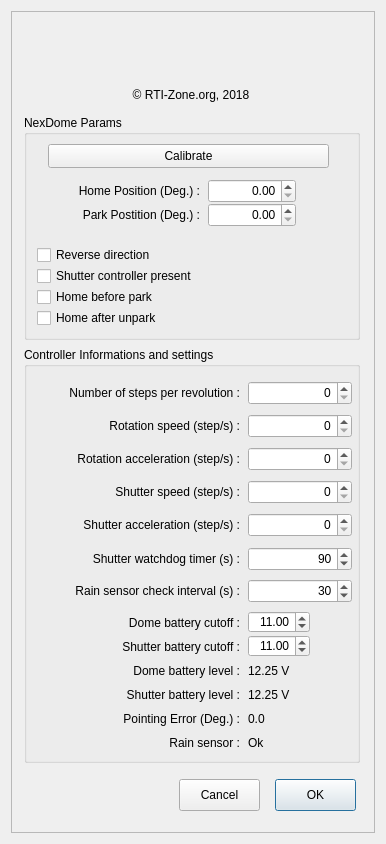
rpineau/NexDome, file NexDome.ui: the form before one commit.
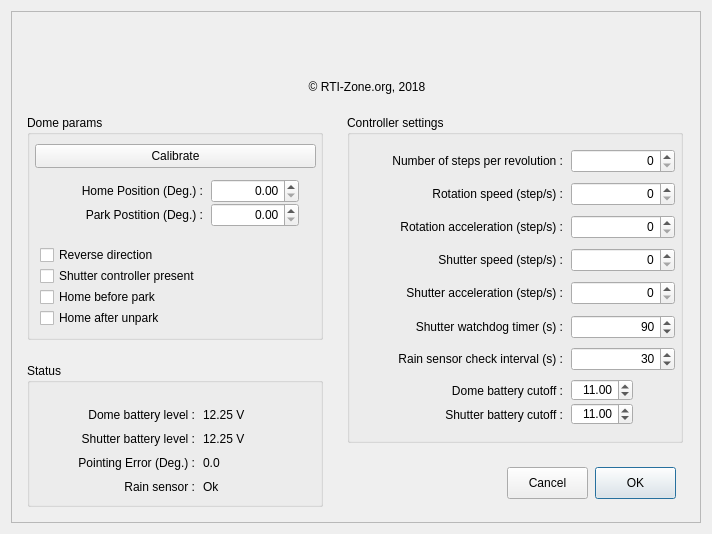
The form after the commit. Icons and pictures are not drawn. Custom widgets are drawn as their Qt base class.

Commit message: Reqork the ui for smaller screen

What changed in the file:
```diff
--- a/NexDome.ui
+++ b/NexDome.ui
@@ -6,20 +6,20 @@
    <rect>
     <x>0</x>
     <y>0</y>
-    <width>386</width>
-    <height>844</height>
+    <width>712</width>
+    <height>534</height>
    </rect>
   </property>
   <property name="minimumSize">
    <size>
-    <width>386</width>
-    <height>844</height>
+    <width>712</width>
+    <height>534</height>
    </size>
   </property>
   <property name="maximumSize">
    <size>
-    <width>386</width>
-    <height>844</height>
+    <width>712</width>
+    <height>534</height>
    </size>
   </property>
   <property name="windowTitle">
@@ -33,8 +33,8 @@
      </property>
      <property name="minimumSize">
       <size>
-       <width>362</width>
-       <height>524</height>
+       <width>0</width>
+       <height>0</height>
       </size>
      </property>
      <property name="maximumSize">
@@ -55,14 +55,14 @@
      <widget class="QGroupBox" name="MaxDomeIIParams">
       <property name="geometry">
        <rect>
-        <x>13</x>
+        <x>16</x>
         <y>104</y>
-        <width>336</width>
+        <width>296</width>
         <height>225</height>
        </rect>
       </property>
       <property name="title">
-       <string>NexDome Params</string>
+       <string>Dome params</string>
       </property>
       <widget class="QCheckBox" name="homeOnUnpark">
        <property name="geometry">
@@ -80,7 +80,7 @@
       <widget class="QPushButton" name="pushButton">
        <property name="geometry">
         <rect>
-         <x>24</x>
+         <x>8</x>
          <y>29</y>
          <width>281</width>
          <height>24</height>
@@ -197,14 +197,14 @@
      <widget class="QGroupBox" name="groupBox">
       <property name="geometry">
        <rect>
-        <x>13</x>
-        <y>336</y>
+        <x>336</x>
+        <y>104</y>
         <width>336</width>
-        <height>416</height>
+        <height>328</height>
        </rect>
       </property>
       <property name="title">
-       <string>Controller Informations and settings</string>
+       <string>Controller settings</string>
       </property>
       <widget class="QLabel" name="label_13">
        <property name="geometry">
@@ -270,35 +270,6 @@
         <double>11.000000000000000</double>
        </property>
       </widget>
-      <widget class="QLabel" name="shutterBatteryLevel">
-       <property name="geometry">
-        <rect>
-         <x>224</x>
-         <y>336</y>
-         <width>56</width>
-         <height>24</height>
-        </rect>
-       </property>
-       <property name="text">
-        <string>12.25 V</string>
-       </property>
-      </widget>
-      <widget class="QLabel" name="label_5">
-       <property name="geometry">
-        <rect>
-         <x>72</x>
-         <y>336</y>
-         <width>144</width>
-         <height>24</height>
-        </rect>
-       </property>
-       <property name="text">
-        <string>Shutter battery level :</string>
-       </property>
-       <property name="alignment">
-        <set>Qt::AlignRight|Qt::AlignTrailing|Qt::AlignVCenter</set>
-       </property>
-      </widget>
       <widget class="QLabel" name="label_9">
        <property name="geometry">
         <rect>
@@ -395,64 +366,6 @@
         <number>999999999</number>
        </property>
       </widget>
-      <widget class="QLabel" name="label_8">
-       <property name="geometry">
-        <rect>
-         <x>128</x>
-         <y>384</y>
-         <width>88</width>
-         <height>24</height>
-        </rect>
-       </property>
-       <property name="text">
-        <string>Rain sensor :</string>
-       </property>
-       <property name="alignment">
-        <set>Qt::AlignRight|Qt::AlignTrailing|Qt::AlignVCenter</set>
-       </property>
-      </widget>
-      <widget class="QLabel" name="rainStatus">
-       <property name="geometry">
-        <rect>
-         <x>224</x>
-         <y>384</y>
-         <width>96</width>
-         <height>24</height>
-        </rect>
-       </property>
-       <property name="text">
-        <string>Ok</string>
-       </property>
-      </widget>
-      <widget class="QLabel" name="label_6">
-       <property name="geometry">
-        <rect>
-         <x>64</x>
-         <y>360</y>
-         <width>152</width>
-         <height>24</height>
-        </rect>
-       </property>
-       <property name="text">
-        <string>Pointing Error (Deg.) :</string>
-       </property>
-       <property name="alignment">
-        <set>Qt::AlignRight|Qt::AlignTrailing|Qt::AlignVCenter</set>
-       </property>
-      </widget>
-      <widget class="QLabel" name="domePointingError">
-       <property name="geometry">
-        <rect>
-         <x>224</x>
-         <y>360</y>
-         <width>48</width>
-         <height>24</height>
-        </rect>
-       </property>
-       <property name="text">
-        <string>0.0</string>
-       </property>
-      </widget>
       <widget class="QSpinBox" name="shutterAcceleration">
        <property name="geometry">
         <rect>
@@ -485,38 +398,6 @@
         <set>Qt::AlignRight|Qt::AlignTrailing|Qt::AlignVCenter</set>
        </property>
       </widget>
-      <widget class="QLabel" name="label_7">
-       <property name="geometry">
-        <rect>
-         <x>80</x>
-         <y>312</y>
-         <width>136</width>
-         <height>24</height>
-        </rect>
-       </property>
-       <property name="text">
-        <string>Dome battery level :</string>
-       </property>
-       <property name="alignment">
-        <set>Qt::AlignRight|Qt::AlignTrailing|Qt::AlignVCenter</set>
-       </property>
-      </widget>
-      <widget class="QLabel" name="domeBatteryLevel">
-       <property name="geometry">
-        <rect>
-         <x>224</x>
-         <y>312</y>
-         <width>56</width>
-         <height>24</height>
-        </rect>
-       </property>
-       <property name="text">
-        <string>12.25 V</string>
-       </property>
-       <property name="alignment">
-        <set>Qt::AlignLeading|Qt::AlignLeft|Qt::AlignVCenter</set>
-       </property>
-      </widget>
       <widget class="QLabel" name="label_11">
        <property name="geometry">
         <rect>
@@ -629,8 +510,8 @@
      <widget class="QLabel" name="label_logo">
       <property name="geometry">
        <rect>
-        <x>96</x>
-        <y>8</y>
+        <x>272</x>
+        <y>0</y>
         <width>168</width>
         <height>64</height>
        </rect>
@@ -651,10 +532,10 @@
      <widget class="QLabel" name="label_4">
       <property name="geometry">
        <rect>
-        <x>96</x>
+        <x>272</x>
         <y>64</y>
         <width>168</width>
-        <height>40</height>
+        <height>24</height>
        </rect>
       </property>
       <property name="text">
@@ -667,8 +548,8 @@
      <widget class="QPushButton" name="pushButtonCancel">
       <property name="geometry">
        <rect>
-        <x>168</x>
-        <y>768</y>
+        <x>496</x>
+        <y>456</y>
         <width>81</width>
         <height>32</height>
        </rect>
@@ -680,8 +561,8 @@
      <widget class="QPushButton" name="pushButtonOK">
       <property name="geometry">
        <rect>
-        <x>264</x>
-        <y>768</y>
+        <x>584</x>
+        <y>456</y>
         <width>81</width>
         <height>32</height>
        </rect>
@@ -693,6 +574,138 @@
        <bool>true</bool>
       </property>
      </widget>
+     <widget class="QGroupBox" name="groupBox_2">
+      <property name="geometry">
+       <rect>
+        <x>16</x>
+        <y>352</y>
+        <width>296</width>
+        <height>144</height>
+       </rect>
+      </property>
+      <property name="title">
+       <string>Status</string>
+      </property>
+      <widget class="QLabel" name="rainStatus">
+       <property name="geometry">
+        <rect>
+         <x>176</x>
+         <y>112</y>
+         <width>96</width>
+         <height>24</height>
+        </rect>
+       </property>
+       <property name="text">
+        <string>Ok</string>
+       </property>
+      </widget>
+      <widget class="QLabel" name="label_7">
+       <property name="geometry">
+        <rect>
+         <x>32</x>
+         <y>40</y>
+         <width>136</width>
+         <height>24</height>
+        </rect>
+       </property>
+       <property name="text">
+        <string>Dome battery level :</string>
+       </property>
+       <property name="alignment">
+        <set>Qt::AlignRight|Qt::AlignTrailing|Qt::AlignVCenter</set>
+       </property>
+      </widget>
+      <widget class="QLabel" name="shutterBatteryLevel">
+       <property name="geometry">
+        <rect>
+         <x>176</x>
+         <y>64</y>
+         <width>56</width>
+         <height>24</height>
+        </rect>
+       </property>
+       <property name="text">
+        <string>12.25 V</string>
+       </property>
+      </widget>
+      <widget class="QLabel" name="domePointingError">
+       <property name="geometry">
+        <rect>
+         <x>176</x>
+         <y>88</y>
+         <width>48</width>
+         <height>24</height>
+        </rect>
+       </property>
+       <property name="text">
+        <string>0.0</string>
+       </property>
+      </widget>
+      <widget class="QLabel" name="label_8">
+       <property name="geometry">
+        <rect>
+         <x>80</x>
+         <y>112</y>
+         <width>88</width>
+         <height>24</height>
+        </rect>
+       </property>
+       <property name="text">
+        <string>Rain sensor :</string>
+       </property>
+       <property name="alignment">
+        <set>Qt::AlignRight|Qt::AlignTrailing|Qt::AlignVCenter</set>
+       </property>
+      </widget>
+      <widget class="QLabel" name="label_6">
+       <property name="geometry">
+        <rect>
+         <x>16</x>
+         <y>88</y>
+         <width>152</width>
+         <height>24</height>
+        </rect>
+       </property>
+       <property name="text">
+        <string>Pointing Error (Deg.) :</string>
+       </property>
+       <property name="alignment">
+        <set>Qt::AlignRight|Qt::AlignTrailing|Qt::AlignVCenter</set>
+       </property>
+      </widget>
+      <widget class="QLabel" name="domeBatteryLevel">
+       <property name="geometry">
+        <rect>
+         <x>176</x>
+         <y>40</y>
+         <width>56</width>
+         <height>24</height>
+        </rect>
+       </property>
+       <property name="text">
+        <string>12.25 V</string>
+       </property>
+       <property name="alignment">
+        <set>Qt::AlignLeading|Qt::AlignLeft|Qt::AlignVCenter</set>
+       </property>
+      </widget>
+      <widget class="QLabel" name="label_5">
+       <property name="geometry">
+        <rect>
+         <x>24</x>
+         <y>64</y>
+         <width>144</width>
+         <height>24</height>
+        </rect>
+       </property>
+       <property name="text">
+        <string>Shutter battery level :</string>
+       </property>
+       <property name="alignment">
+        <set>Qt::AlignRight|Qt::AlignTrailing|Qt::AlignVCenter</set>
+       </property>
+      </widget>
+     </widget>
     </widget>
    </item>
   </layout>
```
